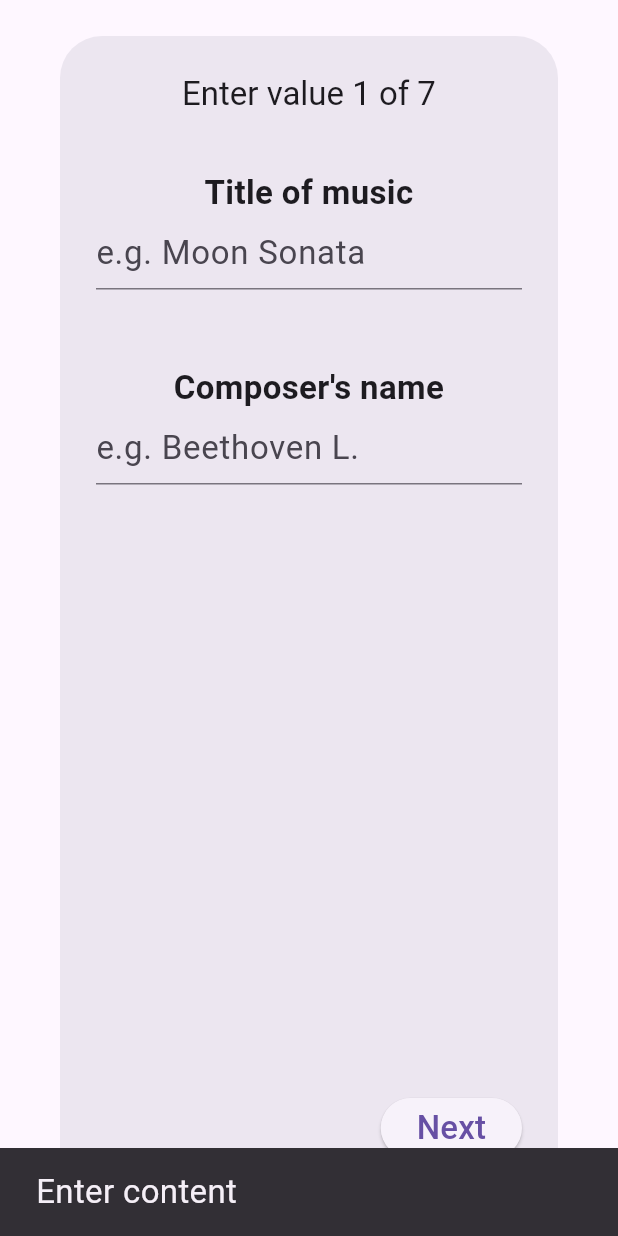
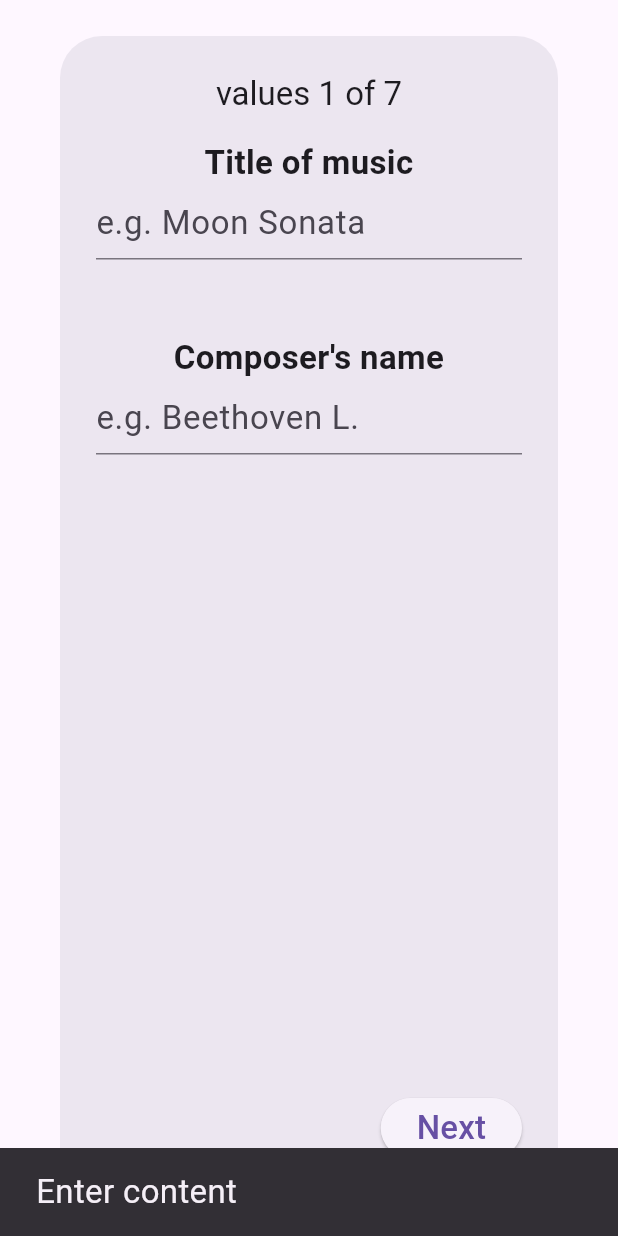
Before and after one commit to shchnad/cell_notation_app, a Flutter app: the CreateCompositionDialog widget shown alone on an empty page, opened directly, after a tap on "Next", on a phone screen of 412 x 824 dp. Run offline on Flutter 3.47's test engine with Material 3 defaults, Android fonts, the phone set to English and light mode, and no system bars; our stand-ins replace cloud_firestore, firebase_auth, firebase_core, google_sign_in; accounts and stored records are empty.

Commit message:
dialog remade

```diff
--- a/lib/dialog/create_composition_dialog.dart
+++ b/lib/dialog/create_composition_dialog.dart
@@ -18,15 +18,17 @@ class _CreateCompositionDialogState
 
   int step = 0;
 
+  String? customInstrumentError;
+
   // 1 - TITLE
   final titleController = TextEditingController();
   final composerController = TextEditingController();
 
   // 2 - STYLE
-  Style selectedStyle = Style.none;
+  Style selectedStyle = Style.any;
 
   // 3 - INSTRUMENT
-  Instrument selectedInstrument = Instrument.none;
+  Instrument selectedInstrument = Instrument.any;
   final customInstrumentController = TextEditingController();
   bool useCustomInstrument = false;
 
@@ -35,7 +37,7 @@ class _CreateCompositionDialogState
   String tonic = "C";
 
   // 5 - BEAT DURATION
-  BeatDuration beatDuration = BeatDuration.quarter;
+  BeatDuration beatDuration = BeatDuration.eighth;
 
   // 6 - TEMPO
   Tempo selectedTempo = Tempo.lento;
@@ -72,32 +74,12 @@ class _CreateCompositionDialogState
     }
   }
 
-  String getFinalInstrument() {
-    if (useCustomInstrument) {
-      return customInstrumentController.text.trim();
-    }
-    return selectedInstrument.name;
-  }
-
-  void createComposition() {
-    final instrument = getFinalInstrument();
-    debugPrint("TITLE: ${titleController.text}");
-    debugPrint("COMPOSER: ${composerController.text}");
-    debugPrint("STYLE: ${selectedStyle.name}");
-    debugPrint("INSTRUMENT: $instrument");
-    debugPrint("TONALITY: $scale $tonic");
-    debugPrint("TEMPO: ${selectedTempo.name}");
-    debugPrint("BEAT COUNT: $beatCount");
-    debugPrint("BPM TYPE: ${beatDuration.name}");
-    Navigator.pop(context);
-  }
-
   @override
   Widget build(BuildContext context) {
     return AlertDialog(
       title: Center(
         child: Text(
-          "Enter value ${step + 1} of 7",
+          "values ${step + 1} of 7",
           style: const TextStyle(fontSize: 22),
         ),
       ),
@@ -140,6 +122,34 @@ class _CreateCompositionDialogState
                 return;
               }
             }
+            if (step == 2) {
+              if (useCustomInstrument) {
+              if (customInstrumentController.text.trim().isEmpty ||
+                  !ContentFilterService.isValid(customInstrumentController.text.trim())) {
+                ScaffoldMessenger.of(context).showSnackBar(
+                  const SnackBar(
+                    content: Text(
+                      "invalid instrument name",
+                      style: TextStyle(fontSize: 22),
+                    ),
+                  ),
+                );
+                return;
+              }
+            }
+              if (!ContentFilterService.isValid(titleController.text) ||
+                  !ContentFilterService.isValid(composerController.text)) {
+                ScaffoldMessenger.of(context).showSnackBar(
+                  const SnackBar(
+                    content: Text(
+                      "Invalid content",
+                      style: TextStyle(fontSize: 22),
+                    ),
+                  ),
+                );
+                return;
+              }
+            }
             if (step < 6) {
               setState(() => step++);
             } else {
@@ -148,7 +158,9 @@ class _CreateCompositionDialogState
                   "title": titleController.text.trim(),
                   "composer": composerController.text.trim(),
                   "style": selectedStyle,
-                  "instrument": getFinalInstrument(),
+                  "instrument": useCustomInstrument
+                    ? customInstrumentController.text.trim()
+                    : selectedInstrument.name,
                   "scale": scale,
                   "tonic": tonic,
                   "beatDuration": beatDuration,
@@ -174,7 +186,7 @@ class _CreateCompositionDialogState
       case 0:
         return ListView(
           children: [
-            const SizedBox(height: 20),
+            // const SizedBox(height: 20),
             const Text("Title of music",
                 style: TextStyle(fontSize: 22, fontWeight: FontWeight.bold),
                 textAlign: TextAlign.center),
@@ -201,16 +213,17 @@ class _CreateCompositionDialogState
         );
 
     // 2 - STYLE
+
       case 1:
         return Column(
           children: [
-          const SizedBox(height: 20),
+          // const SizedBox(height: 20),
           const Text("Style",
               style: TextStyle(fontSize: 22, fontWeight: FontWeight.bold)),
           SingleChildScrollView(
           child: Wrap(
-            spacing: 10,
-            runSpacing: 10,
+            spacing: 5,
+            runSpacing: 5,
             children: Style.values.map((s) {
               return SizedBox(
                 width: 260, // controls 2 columns
@@ -228,74 +241,115 @@ class _CreateCompositionDialogState
     ],);
 
     // 3 - INSTRUMENT
+
       case 2:
         return SingleChildScrollView(
           child: Column(
-            // crossAxisAlignment: CrossAxisAlignment.start,
             children: [
+              const Text(
+                "Instrument",
+                style: TextStyle(
+                  fontSize: 22,
+                  fontWeight: FontWeight.bold,
+                ),
+              ),
+              const SizedBox(height: 15),
+              // CUSTOM INSTRUMENT
+              RadioListTile<bool>(
+                dense: true,
+                visualDensity: const VisualDensity(
+                  horizontal: -4,
+                  vertical: -4,
+                ),
+                contentPadding: EdgeInsets.zero,
+                title: const Text(
+                  "Custom instrument",
+                  style: TextStyle(fontSize: 22),
+                ),
+                value: true,
+                groupValue: useCustomInstrument,
+                onChanged: (v) => setState(() {
+                  useCustomInstrument = v!;
+                  if (useCustomInstrument) {
+                    selectedInstrument = Instrument.any;
+                  }
+                }),
+                subtitle: useCustomInstrument
+                    ? Padding(
+                  padding: const EdgeInsets.only(top: 8),
+                  child: TextField(
+                    controller: customInstrumentController,
+                    onChanged: (value) {
+                      setState(() {
+                        if (value.isEmpty ||
+                            ContentFilterService.isValid(value)) {
+                          customInstrumentError = null;
+                        } else {
+                          customInstrumentError =
+                          "Invalid instrument name";
+                        }
+                      });
+                    },
+                    decoration: InputDecoration(
+                      border: const OutlineInputBorder(),
+                      hintText: "Type your instrument",
+                      hintStyle: const TextStyle(fontSize: 22),
+                      errorText: customInstrumentError,
+                    ),
+                  ),
+                )
+                    : null,
+              ),
               const SizedBox(height: 20),
-              const Text("Instrument",
-                  style: TextStyle(fontSize: 22, fontWeight: FontWeight.bold)),
+              // PREDEFINED INSTRUMENTS
               Wrap(
-                spacing: 10,
-                runSpacing: 10,
-                children: Instrument.values
-                    .where((i) => i != Instrument.none)
-                    .map((instrument) {
+                spacing: 0,
+                runSpacing: 0,
+                children: Instrument.values.map((instrument) {
                   return SizedBox(
-                    width: 260, // 👈 2 columns
+                    width: 260,
                     child: RadioListTile<Instrument>(
                       dense: true,
-                      title: Text(instrument.name, style: TextStyle(fontSize: 22),),
+                      visualDensity: const VisualDensity(
+                        horizontal: -4,
+                        vertical: -4,
+                      ),
+                      contentPadding: EdgeInsets.zero,
+                      title: Text(
+                        instrument.name,
+                        style: const TextStyle(fontSize: 20),
+                      ),
                       value: instrument,
                       groupValue: selectedInstrument,
                       onChanged: (v) => setState(() {
                         selectedInstrument = v!;
                         useCustomInstrument = false;
+                        customInstrumentError = null;
                       }),
                     ),
                   );
                 }).toList(),
               ),
-              const SizedBox(height: 20),
-              // CUSTOM INSTRUMENT
-              RadioListTile<bool>(
-                title: const Text("Custom instrument"),
-                value: true,
-                groupValue: useCustomInstrument,
-                onChanged: (v) => setState(() {
-                  useCustomInstrument = true;
-                  selectedInstrument = Instrument.none;
-                }),
-              ),
-              if (useCustomInstrument)
-                Padding(
-                  padding: const EdgeInsets.symmetric(horizontal: 8),
-                  child: TextField(
-                    controller: customInstrumentController,
-                    decoration: const InputDecoration(
-                      border: OutlineInputBorder(),
-                      hintText: "type your instrument",
-                    ),
-                  ),
-                ),
             ],
           ),
         );
 
     // 4 - TONALITY
+
       case 3:
         return SingleChildScrollView(
           child: Column(
             crossAxisAlignment: CrossAxisAlignment.center,
             children: [
-              const SizedBox(height: 50),
+              // const SizedBox(height: 20),
+
               // SCALE SECTION
+
               const Text("Scale",
                   style: TextStyle(fontSize: 22, fontWeight: FontWeight.bold)),
               Wrap(
-                spacing: 10,
-                runSpacing: 10,
+                spacing: 5,
+                runSpacing: 5,
                 children: [
                   "natural major",
                   "natural minor",
@@ -313,13 +367,15 @@ class _CreateCompositionDialogState
                 }).toList(),
               ),
               const SizedBox(height: 50),
+
               // TONIC SECTION
+
               const Text(
                 "Tonic",
                 style: TextStyle(fontSize: 22, fontWeight: FontWeight.bold)),
               Wrap(
-                spacing: 10,
-                runSpacing: 10,
+                spacing: 5,
+                runSpacing: 5,
                 children: [
                   "C", "C sharp", "D flat", "D",
                   "D sharp", "E flat", "E",
@@ -345,12 +401,13 @@ class _CreateCompositionDialogState
 
 
     // 5 - BEAT DURATION
+
       case 4:
         return SingleChildScrollView(
           child: Column(
             crossAxisAlignment: CrossAxisAlignment.start,
             children: [
-              const SizedBox(height: 20),
+              // const SizedBox(height: 20),
 
               const Center(
                 child: Text("Beat Duration",
@@ -379,16 +436,17 @@ class _CreateCompositionDialogState
 
 
     // 6 - TEMPO
+
       case 5:
         return Column(
           children: [
-            const SizedBox(height: 20),
+            // const SizedBox(height: 20),
             const Text("Tempo",
                 style: TextStyle(fontSize: 22, fontWeight: FontWeight.bold)),
             SingleChildScrollView(
               child: Wrap(
-                spacing: 10,
-                runSpacing: 10,
+                spacing: 5,
+                runSpacing: 5,
                 children: Tempo.values.map((s) {
                   return SizedBox(
                     width: 260, // controls 2 columns
@@ -407,6 +465,7 @@ class _CreateCompositionDialogState
 
 
     // 7 - COLUMNS ADDING
+
       case 6:
         return ListView(
           children: [
@@ -429,7 +488,7 @@ class _CreateCompositionDialogState
               ),
               keyboardType: TextInputType.number,
               onChanged: (v) =>
-              beatsPerMeasure = int.tryParse(v) ?? 0,
+              beatsPerMeasure = int.tryParse(v) ?? 1,
             ),
           ],
         );
--- a/lib/enums/instrument.dart
+++ b/lib/enums/instrument.dart
@@ -1,5 +1,5 @@
 enum Instrument {
-  none,
+  any,
   piano,
   keyboard,
   organ,
@@ -24,5 +24,4 @@ enum Instrument {
   trumpet,
   trombone,
   xylophone,
-  customs,
 }
--- a/lib/enums/style.dart
+++ b/lib/enums/style.dart
@@ -1,5 +1,5 @@
 enum Style {
-  none,
+  any,
   blues,
   barocco,
   classical,
```
